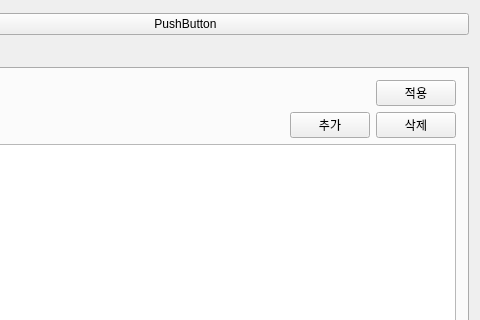
Hyuntae-Lee/HuResMgr, file src/mainwindow.ui: the form before one commit; both pictures show x 683 to 1163 and y 0 to 320 of the 1163 by 673 pixel window.
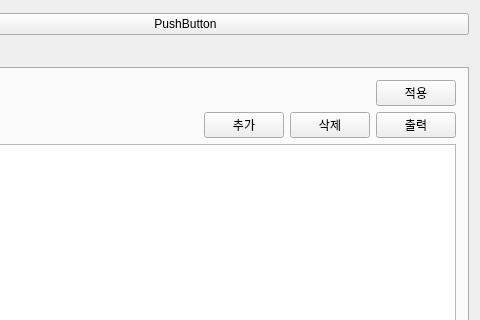
The form after the commit. The open tabs and pages were chosen to show the change.

Commit message: 출력 구현 중

```diff
--- a/src/mainwindow.ui
+++ b/src/mainwindow.ui
@@ -870,6 +870,13 @@
               </property>
              </widget>
             </item>
+            <item>
+             <widget class="QPushButton" name="pushButton_exportForStat">
+              <property name="text">
+               <string>출력</string>
+              </property>
+             </widget>
+            </item>
            </layout>
           </item>
           <item>
```
Left out of the diff: 2 changed lines with no effect on the pictures. The commit also changes 13 other files.
